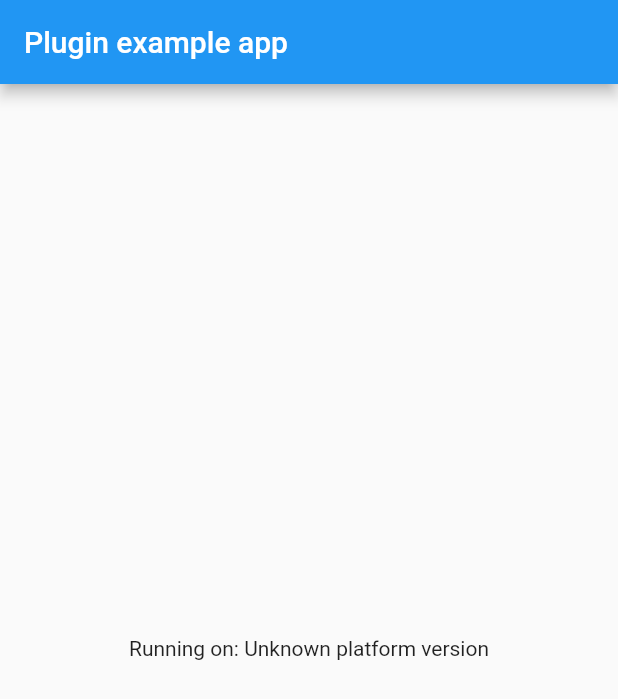
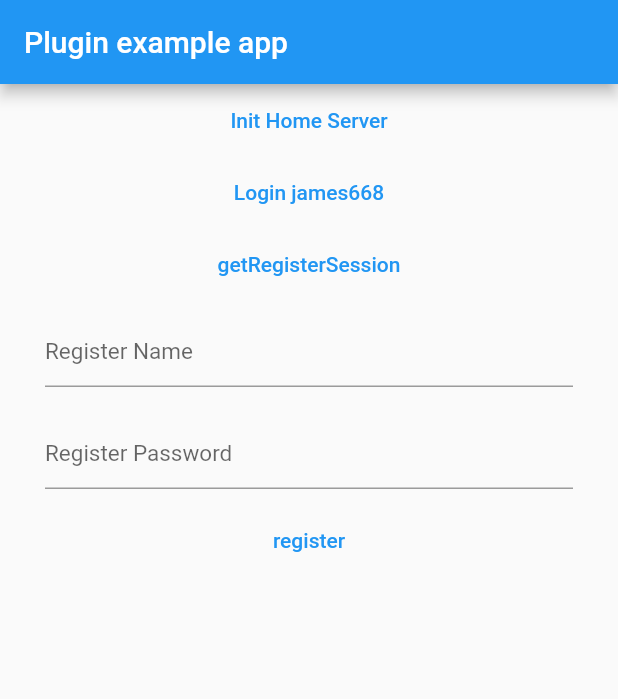
Before and after one commit to Dzhijian/matrix_plugin, a Flutter app: the screen it shows after launch, on a phone screen of 412 x 824 dp. Shown: the top 699 px of the screen. Run offline on Flutter 3.47's test engine with Material 2 defaults, Android fonts, the phone set to English and light mode, and no system bars.

Commit message:
登录注册调试

```diff
--- a/example/lib/main.dart
+++ b/example/lib/main.dart
@@ -14,34 +14,12 @@ class MyApp extends StatefulWidget {
 }
 
 class _MyAppState extends State<MyApp> {
-  String _platformVersion = 'Unknown';
+  TextEditingController _usernameController = TextEditingController();
+  TextEditingController _pwdController = TextEditingController();
 
   @override
   void initState() {
     super.initState();
-    initPlatformState();
-  }
-
-  // Platform messages are asynchronous, so we initialize in an async method.
-  Future<void> initPlatformState() async {
-    String platformVersion;
-    // Platform messages may fail, so we use a try/catch PlatformException.
-    // We also handle the message potentially returning null.
-    try {
-      platformVersion =
-          await MatrixPlugin.platformVersion ?? 'Unknown platform version';
-    } on PlatformException {
-      platformVersion = 'Failed to get platform version.';
-    }
-
-    // If the widget was removed from the tree while the asynchronous platform
-    // message was in flight, we want to discard the reply rather than calling
-    // setState to update our non-existent appearance.
-    if (!mounted) return;
-
-    setState(() {
-      _platformVersion = platformVersion;
-    });
   }
 
   @override
@@ -51,10 +29,71 @@ class _MyAppState extends State<MyApp> {
         appBar: AppBar(
           title: const Text('Plugin example app'),
         ),
-        body: Center(
-          child: Text('Running on: $_platformVersion\n'),
+        body: ListView(
+          children: [
+            TextButton(
+              onPressed: () async {
+                var resposne =
+                    await MatrixPlugin.initWithHomeServer("https://matrix.org");
+                print("Init resposne >>> $resposne");
+              },
+              child: Text("Init Home Server"),
+            ),
+            TextButton(
+              onPressed: () async {
+                var response = MatrixPlugin.loginWithTypeUsernamePwd(
+                    "james668", "646724452");
+                print("Login resposne >>> $response");
+              },
+              child: Text("Login james668"),
+            ),
+            TextButton(
+              onPressed: () async {
+                var response = MatrixPlugin.getRegisterSession();
+                print("getRegisterSession resposne >>> $response");
+              },
+              child: Text("getRegisterSession"),
+            ),
+            Container(
+              margin: EdgeInsets.fromLTRB(30, 10, 30, 10),
+              child: TextField(
+                decoration: InputDecoration(hintText: "Register Name"),
+                controller: _usernameController,
+                keyboardType: TextInputType.name,
+                style: TextStyle(color: Colors.black, fontSize: 15),
+              ),
+            ),
+            Container(
+              margin: EdgeInsets.fromLTRB(30, 10, 30, 10),
+              child: TextField(
+                decoration: InputDecoration(hintText: "Register Password"),
+                controller: _pwdController,
+                keyboardType: TextInputType.name,
+                style: TextStyle(color: Colors.black, fontSize: 15),
+              ),
+            ),
+            TextButton(
+              onPressed: () {
+                registerAction();
+              },
+              child: Text("register"),
+            ),
+          ],
         ),
       ),
     );
   }
+
+  registerAction() async {
+    var username = _usernameController.text;
+    var pwd = _pwdController.text;
+
+    var available = await MatrixPlugin.isUsernameAvailable(username);
+
+    print("available >>> $available");
+    var register =
+        await MatrixPlugin.registerWithLoginTypeUsernamePwd(username, pwd);
+
+    print("register >>> $register");
+  }
 }
```
Also changed, not shown: lib/matrix_plugin.dart (+61 -3 lines), 3 other files.
